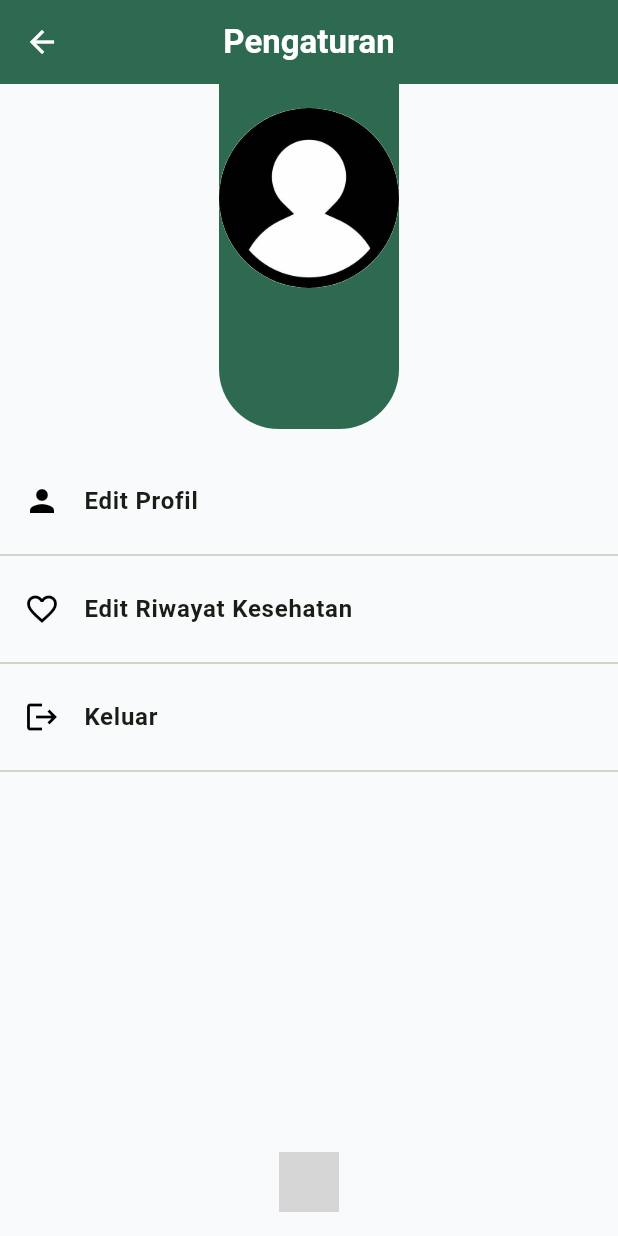
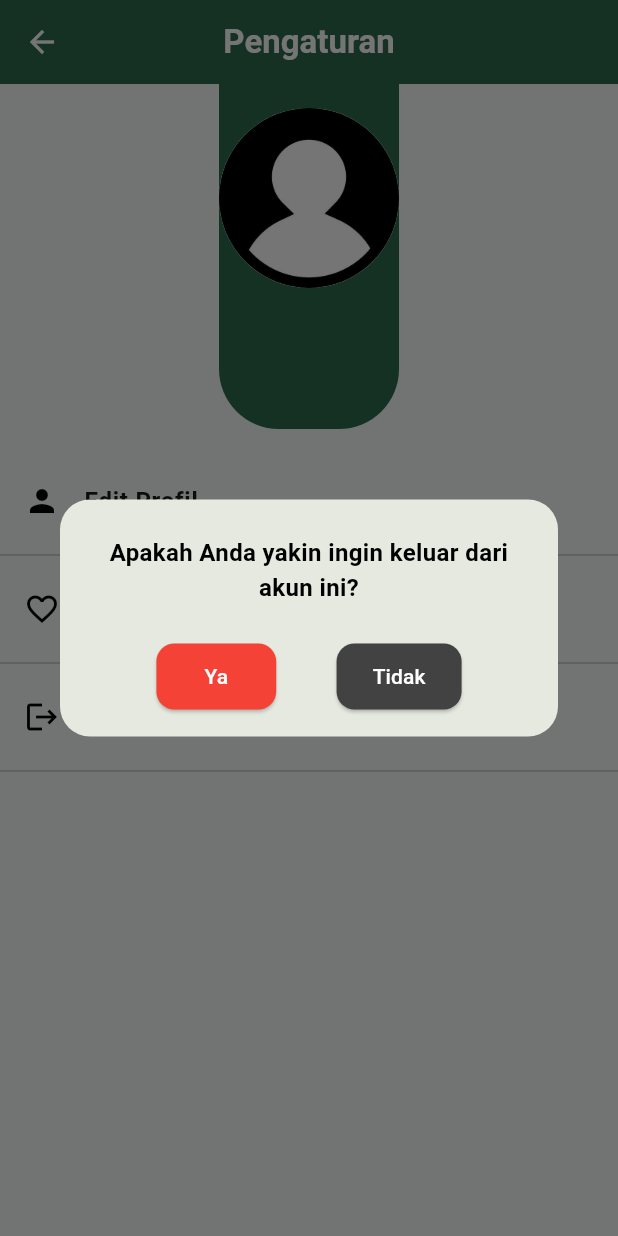
Before and after one commit to salsafds/EatoScan, a Flutter app: the SettingPage screen opened by its route, after a tap on "Keluar", on a phone screen of 412 x 824 dp. Run offline on Flutter 3.47's test engine with Material 3 defaults, Android fonts, the phone set to English and light mode, and no system bars; our stand-ins replace google_fonts, hive, hive_flutter, image_picker, shared_preferences; accounts and stored records are empty; grey boxes are pictures that could not be loaded.

Commit message:
setting keluar

```diff
--- a/lib/setting.dart
+++ b/lib/setting.dart
@@ -51,6 +51,75 @@ class _SettingPageState extends State<SettingPage> {
     );
     _loadProfileData(); // refresh data
   }
+
+  void _showLogoutDialog() {
+  showDialog(
+    context: context,
+    barrierDismissible: false,
+    builder: (BuildContext context) {
+      return AlertDialog(
+        shape: RoundedRectangleBorder(borderRadius: BorderRadius.circular(20)),
+        contentPadding: EdgeInsets.fromLTRB(24, 24, 24, 16),
+        content: Column(
+          mainAxisSize: MainAxisSize.min,
+          children: [
+            Text(
+              'Apakah Anda yakin ingin keluar dari akun ini?',
+              style: TextStyle(
+                fontWeight: FontWeight.bold,
+                fontSize: 16,
+                color: Colors.black,
+              ),
+              textAlign: TextAlign.center,
+            ),
+            SizedBox(height: 24),
+            Row(
+              mainAxisAlignment: MainAxisAlignment.spaceEvenly,
+              children: [
+                // Tombol Ya
+                ElevatedButton(
+                  style: ElevatedButton.styleFrom(
+                    backgroundColor: Colors.red,
+                    shape: RoundedRectangleBorder(
+                      borderRadius: BorderRadius.circular(12),
+                    ),
+                    padding: EdgeInsets.symmetric(horizontal: 32, vertical: 12),
+                  ),
+                  onPressed: () {
+                    Navigator.of(context).pop(); // tutup dialog
+                    // Tambahkan logika logout di sini
+                    Navigator.of(context).pushReplacementNamed('/login');
+                  },
+                  child: Text(
+                    'Ya',
+                    style: TextStyle(color: Colors.white),
+                  ),
+                ),
+                // Tombol Tidak
+                ElevatedButton(
+                  style: ElevatedButton.styleFrom(
+                    backgroundColor: Colors.grey[800],
+                    shape: RoundedRectangleBorder(
+                      borderRadius: BorderRadius.circular(12),
+                    ),
+                    padding: EdgeInsets.symmetric(horizontal: 24, vertical: 12),
+                  ),
+                  onPressed: () {
+                    Navigator.of(context).pop(); // tutup dialog
+                  },
+                  child: Text(
+                    'Tidak',
+                    style: TextStyle(color: Colors.white),
+                  ),
+                ),
+              ],
+            )
+          ],
+        ),
+      );
+    },
+  );
+}
 
   @override
   Widget build(BuildContext context) {
@@ -112,10 +181,7 @@ class _SettingPageState extends State<SettingPage> {
                     MaterialPageRoute(builder: (context) => const EditRiwayatKesehatanPage()),
                   );
                 }),
-
-                _buildMenuItem(Icons.logout, 'Keluar', () {
-                  // Logika logout
-                }),
+                _buildMenuItem(Icons.logout, 'Keluar', _showLogoutDialog),
               ],
             ),
           ),
```
